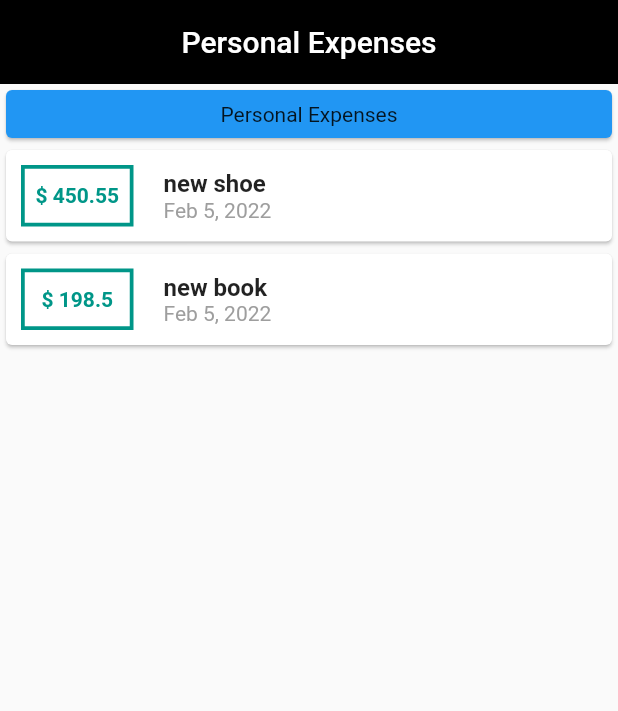
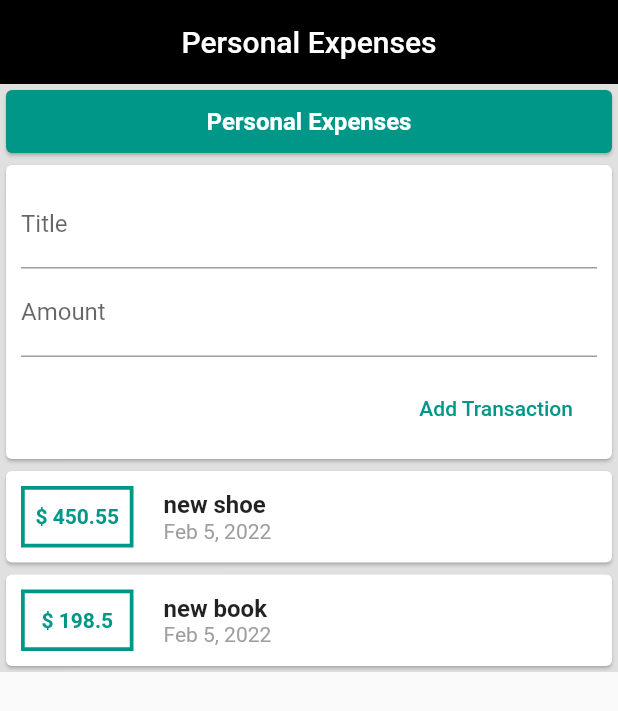
Before and after one commit to lhamsadeqi/personalExpenses, a Flutter app: the screen it shows after launch, on a phone screen of 412 x 824 dp. Shown: the top 711 px of the screen. Run offline on Flutter 3.47's test engine with Material 2 defaults, Android fonts, the phone set to English and light mode, and no system bars.

Commit message:
splitting into widgets

```diff
--- a/lib/main.dart
+++ b/lib/main.dart
@@ -1,27 +1,13 @@
-// ignore_for_file: prefer_const_literals_to_create_immutables , use_key_in_widget_constructors, prefer_const_constructors, sized_box_for_whitespace, avoid_unnecessary_containers
+// ignore_for_file: sized_box_for_whitespace, prefer_const_constructors, use_key_in_widget_constructors
 
 import 'package:flutter/material.dart';
-import 'package:intl/intl.dart';
-
-import './transaction.dart';
+import './widget/user_transaction.dart';
 
 void main() => runApp(MyApp());
 
 class MyApp extends StatelessWidget {
-  final List<Transaction> transactions = [
-    Transaction(
-      id: '0',
-      title: 'new shoe',
-      amount: 450.55,
-      date: DateTime.now(),
-    ),
-    Transaction(
-      id: '1',
-      title: 'new book',
-      amount: 198.5,
-      date: DateTime.now(),
-    ),
-  ];
+  // String? titleInput;
+  // String? amountInput;
 
   @override
   Widget build(BuildContext context) {
@@ -33,69 +19,32 @@ class MyApp extends StatelessWidget {
           title: Text('Personal Expenses'),
           backgroundColor: Colors.black,
         ),
-        body: Column(
+        body: Container(
+          color: Colors.grey[300],
+          child: SingleChildScrollView(
+            child: Column(
               children: [
                 Container(
                   width: double.infinity,
-              height: 40,
+                  height: 50,
                   child: Card(
-                color: Colors.blue,
-                child: Center(
-                  child: Text('Personal Expenses'),
-                ),
-              ),
-            ),
-            Column(
-                children: transactions.map((tx) {
-              return Card(
-                child: Container(
-                  padding: EdgeInsets.all(10),
-                  child: Row(
-                    children: [
-                      Container(
-                        width: 75,
-                        padding: EdgeInsets.symmetric(vertical: 10),
-                        decoration: BoxDecoration(
-                          border: Border.all(
                     color: Colors.teal,
-                            width: 2.5,
-                          ),
-                        ),
                     child: Center(
                       child: Text(
-                            '\$ ${tx.amount}',
+                        'Personal Expenses',
                         style: TextStyle(
-                              color: Colors.teal,
+                          fontSize: 16,
+                          color: Colors.white,
                           fontWeight: FontWeight.bold,
                         ),
                       ),
                     ),
                   ),
-                      SizedBox(width: 20),
-                      Column(
-                        crossAxisAlignment: CrossAxisAlignment.start,
-                        children: [
-                          Text(
-                            tx.title,
-                            style: TextStyle(
-                              fontSize: 16,
-                              fontWeight: FontWeight.bold,
                 ),
-                          ),
-                          Text(
-                            DateFormat.yMMMd().format(tx.date),
-                            style: TextStyle(
-                              color: Colors.grey,
-                            ),
-                          ),
-                        ],
-                      ),
+                UserTransaction(),
               ],
             ),
           ),
-              );
-            }).toList()),
-          ],
         ),
       ),
     );
--- /dev/null
+++ b/lib/widget/new_transaction.dart
@@ -0,0 +1,50 @@
+// ignore_for_file: use_key_in_widget_constructors, prefer_const_constructors, deprecated_member_use, avoid_print
+
+import 'package:flutter/material.dart';
+
+class NewTransaction extends StatelessWidget {
+  final Function addTx;
+  final titleController = TextEditingController();
+  final amountController = TextEditingController();
+
+  NewTransaction(this.addTx);
+
+  @override
+  Widget build(BuildContext context) {
+    return Card(
+      child: Container(
+        padding: EdgeInsets.all(10),
+        child: Column(
+          crossAxisAlignment: CrossAxisAlignment.end,
+          children: [
+            TextField(
+              decoration: InputDecoration(labelText: 'Title'),
+              controller: titleController,
+              // onChanged: (val) {
+              //   titleInput = val;
+              // },
+            ),
+            TextField(
+              decoration: InputDecoration(labelText: 'Amount'),
+              controller: amountController,
+              // onChanged: (val) {
+              //   amountInput = val;
+              // },
+            ),
+            SizedBox(height: 10),
+            FlatButton(
+              onPressed: () {
+                addTx(
+                  titleController.text,
+                  double.parse(amountController.text),
+                );
+              },
+              child: Text('Add Transaction'),
+              textColor: Colors.teal,
+            ),
+          ],
+        ),
+      ),
+    );
+  }
+}
--- /dev/null
+++ b/lib/widget/transaction_list.dart
@@ -0,0 +1,66 @@
+// ignore_for_file: prefer_const_constructors, use_key_in_widget_constructors
+
+import 'package:flutter/material.dart';
+import 'package:intl/intl.dart';
+
+import '../models/transaction.dart';
+
+class TransactionList extends StatelessWidget {
+  final List<Transaction> transactions;
+
+  TransactionList(this.transactions);
+
+  @override
+  Widget build(BuildContext context) {
+    return Column(
+        children: transactions.map((tx) {
+      return Card(
+        child: Container(
+          padding: EdgeInsets.all(10),
+          child: Row(
+            children: [
+              Container(
+                width: 75,
+                padding: EdgeInsets.symmetric(vertical: 10),
+                decoration: BoxDecoration(
+                  border: Border.all(
+                    color: Colors.teal,
+                    width: 2.5,
+                  ),
+                ),
+                child: Center(
+                  child: Text(
+                    '\$ ${tx.amount}',
+                    style: TextStyle(
+                      color: Colors.teal,
+                      fontWeight: FontWeight.bold,
+                    ),
+                  ),
+                ),
+              ),
+              SizedBox(width: 20),
+              Column(
+                crossAxisAlignment: CrossAxisAlignment.start,
+                children: [
+                  Text(
+                    tx.title,
+                    style: TextStyle(
+                      fontSize: 16,
+                      fontWeight: FontWeight.bold,
+                    ),
+                  ),
+                  Text(
+                    DateFormat.yMMMd().format(tx.date),
+                    style: TextStyle(
+                      color: Colors.grey,
+                    ),
+                  ),
+                ],
+              ),
+            ],
+          ),
+        ),
+      );
+    }).toList());
+  }
+}
--- /dev/null
+++ b/lib/widget/user_transaction.dart
@@ -0,0 +1,52 @@
+// ignore_for_file: use_key_in_widget_constructors
+
+import 'package:flutter/material.dart';
+
+import '../models/transaction.dart';
+import './new_transaction.dart';
+import './transaction_list.dart';
+
+class UserTransaction extends StatefulWidget {
+  @override
+  State<UserTransaction> createState() => _UserTransactionState();
+}
+
+class _UserTransactionState extends State<UserTransaction> {
+  final List<Transaction> _userTransaction = [
+    Transaction(
+      id: '0',
+      title: 'new shoe',
+      amount: 450.55,
+      date: DateTime.now(),
+    ),
+    Transaction(
+      id: '1',
+      title: 'new book',
+      amount: 198.5,
+      date: DateTime.now(),
+    ),
+  ];
+
+  void _addNewTransaction(String txTitle, double txAmount) {
+    final newTx = Transaction(
+      id: DateTime.now().toString(),
+      title: txTitle,
+      amount: txAmount,
+      date: DateTime.now(),
+    );
+
+    setState(() {
+      _userTransaction.add(newTx);
+    });
+  }
+
+  @override
+  Widget build(BuildContext context) {
+    return Column(
+      children: [
+        NewTransaction(_addNewTransaction),
+        TransactionList(_userTransaction),
+      ],
+    );
+  }
+}
```
Also changed, not shown: lib/models/transaction.dart (renamed from lib/transaction.dart). Lines whose indentation alone changed are shown as unchanged.
